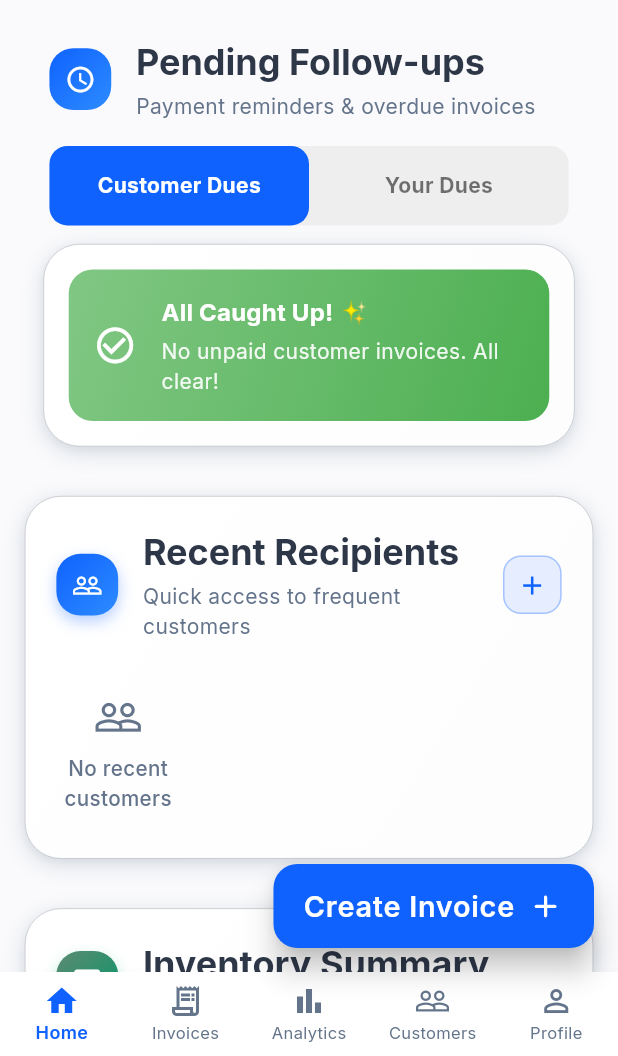
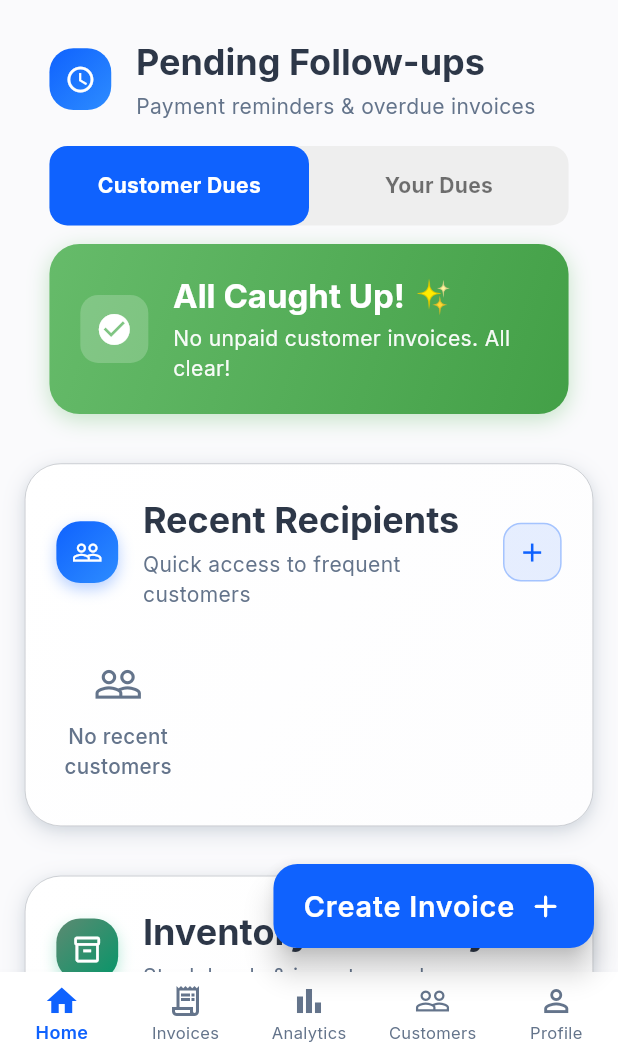
Before and after one commit to Sarthak030506/invoiceflow, a Flutter app: the screen it shows once a user with an empty profile is signed in, on a phone screen of 412 x 824 dp, the part 180-1236 px from its top. Run offline on Flutter 3.47's test engine with Material 3 defaults, Android fonts, the phone set to English and light mode, and no system bars; our stand-ins replace cached_network_image, cloud_firestore, connectivity_plus, contacts_service, csv, dio and 14 more; accounts and stored records are empty.

Commit message:
feat: Refactor invoice display components for improved UI and responsiveness

```diff
--- a/lib/presentation/home_dashboard/home_dashboard.dart
+++ b/lib/presentation/home_dashboard/home_dashboard.dart
@@ -874,46 +874,52 @@ class _HomeDashboardState extends State<HomeDashboard> {
 
         SizedBox(height: 1.5.h),
 
-        // Card containing only the dynamic content
-        Container(
-          margin: EdgeInsets.symmetric(horizontal: 4.w),
-          decoration: AppTheme.createSophisticatedContainer(
-            isLight: !isDark,
-            borderRadius: 24.0,
-            includeElevation: true,
-          ),
-          child: Padding(
-            padding: EdgeInsets.all(4.w),
+        // All Caught Up Badge or Pending Payments Card (without outer card wrapper)
+        Padding(
+          padding: EdgeInsets.symmetric(horizontal: 5.w),
           child: _selectedFollowUpTab == 0
             // Customer Dues Tab Content
             ? (pendingCustomerInvoices.isEmpty
-                  ? _buildAllCaughtUpCard('No unpaid customer invoices. All clear!')
+                ? _buildAllCaughtUpBadge('No unpaid customer invoices. All clear!')
                 : _buildPendingPaymentsCard(pendingCustomerInvoices, isCustomerDues: true))
             // Your Dues Tab Content
             : (pendingPurchaseInvoices.isEmpty
-                  ? _buildAllCaughtUpCard('No unpaid purchase invoices. All clear!')
+                ? _buildAllCaughtUpBadge('No unpaid purchase invoices. All clear!')
                 : _buildPendingPaymentsCard(pendingPurchaseInvoices, isCustomerDues: false)),
         ),
-        ),
-      ],
-    );
-  }
-
-  Widget _buildAllCaughtUpCard([String? customMessage]) {
+      ],
+    );
+  }
+
+  Widget _buildAllCaughtUpBadge([String? customMessage]) {
     return Container(
       decoration: BoxDecoration(
-        borderRadius: BorderRadius.circular(16),
+        borderRadius: BorderRadius.circular(20),
         gradient: LinearGradient(
-          colors: [Colors.green.shade300, Colors.green.shade500],
+          colors: [Colors.green.shade400, Colors.green.shade600],
           begin: Alignment.topLeft,
           end: Alignment.bottomRight,
         ),
+        boxShadow: [
+          BoxShadow(
+            color: Colors.green.withOpacity(0.3),
+            blurRadius: 12,
+            offset: const Offset(0, 4),
+          ),
+        ],
       ),
       child: Padding(
-        padding: EdgeInsets.all(4.w),
+        padding: EdgeInsets.symmetric(horizontal: 5.w, vertical: 2.5.h),
         child: Row(
           children: [
-            Icon(Icons.check_circle_outline, color: Colors.white, size: 7.w),
+            Container(
+              padding: EdgeInsets.all(2.5.w),
+              decoration: BoxDecoration(
+                color: Colors.white.withOpacity(0.2),
+                borderRadius: BorderRadius.circular(12),
+              ),
+              child: Icon(Icons.check_circle, color: Colors.white, size: 6.w),
+            ),
             SizedBox(width: 4.w),
             Expanded(
               child: Column(
@@ -921,7 +927,7 @@ class _HomeDashboardState extends State<HomeDashboard> {
                 children: [
                   Text(
                     'All Caught Up! ✨',
-                    style: Theme.of(context).textTheme.titleMedium?.copyWith(
+                    style: Theme.of(context).textTheme.titleLarge?.copyWith(
                       fontWeight: FontWeight.bold,
                       color: Colors.white,
                     ),
@@ -930,7 +936,7 @@ class _HomeDashboardState extends State<HomeDashboard> {
                   Text(
                     customMessage ?? 'No pending payments to review',
                     style: Theme.of(context).textTheme.bodyMedium?.copyWith(
-                      color: Colors.white.withOpacity(0.9),
+                      color: Colors.white.withOpacity(0.95),
                     ),
                   ),
                 ],
@@ -1679,19 +1685,12 @@ void _showSnoozeDialog(InvoiceModel invoice) {
   Widget _buildRecentInvoicesSection(List<InvoiceModel> recentInvoices) {
     final isDark = Theme.of(context).brightness == Brightness.dark;
 
-    return Container(
-      margin: EdgeInsets.symmetric(horizontal: 4.w),
-      decoration: AppTheme.createSophisticatedContainer(
-        isLight: !isDark,
-        borderRadius: 24.0,
-        includeElevation: true,
-      ),
-      child: Padding(
-        padding: EdgeInsets.all(5.w),
+    return Padding(
+      padding: EdgeInsets.symmetric(horizontal: 5.w),
       child: Column(
         crossAxisAlignment: CrossAxisAlignment.start,
         children: [
-            // Header with icon and action button
+          // Section header - outside card
           Row(
             children: [
               Container(
@@ -1772,15 +1771,33 @@ void _showSnoozeDialog(InvoiceModel invoice) {
               ),
             ],
           ),
-            SizedBox(height: 3.h),
-
-            // Invoice cards
-            recentInvoices.isEmpty
-                ? _buildEmptyInvoiceState(isDark)
+          SizedBox(height: 2.5.h),
+
+          // Invoice cards with subtle background
+          Container(
+            padding: EdgeInsets.symmetric(vertical: 2.h),
+            decoration: BoxDecoration(
+              color: isDark
+                  ? Colors.grey.shade900.withOpacity(0.3)
+                  : Colors.grey.shade50,
+              borderRadius: BorderRadius.circular(20),
+              border: Border.all(
+                color: isDark
+                    ? Colors.grey.shade800.withOpacity(0.5)
+                    : Colors.grey.shade200,
+                width: 1,
+              ),
+            ),
+            child: recentInvoices.isEmpty
+                ? Padding(
+                    padding: EdgeInsets.symmetric(vertical: 2.h),
+                    child: _buildEmptyInvoiceState(isDark),
+                  )
                 : Container(
                     height: 20.h,
                     child: ListView.builder(
                       scrollDirection: Axis.horizontal,
+                      padding: EdgeInsets.symmetric(horizontal: 3.w),
                       itemCount: recentInvoices.length,
                       key: PageStorageKey('recent_invoices'),
                       itemBuilder: (context, index) {
@@ -1789,8 +1806,8 @@ void _showSnoozeDialog(InvoiceModel invoice) {
                       },
                     ),
                   ),
-          ],
-        ),
+          ),
+        ],
       ),
     );
   }
```
Lines whose indentation alone changed are shown as unchanged.
